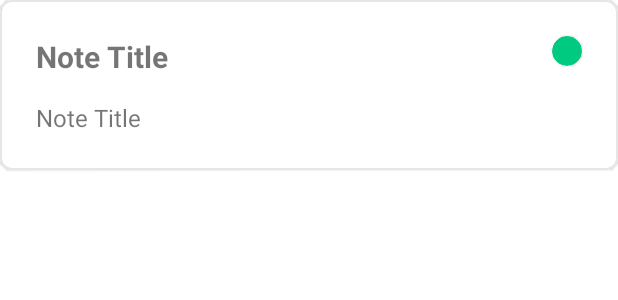
After one commit to rastetedev/TodoApp, an Android app: the layout item_todo.xml on its own in the app's theme, with its tools: preview values and no code run, on a phone screen of 412 x 824 dp. The commit adds this screen. Shown: the top 300 px of the screen. Run offline under Robolectric (Android 15) with nearby library versions, the phone set to English and light mode, and no system bars.

Commit message:
Display data in Recycler View

```diff
--- a/app/src/main/java/com/rastete/todoapp/data/repository/TodoRepository.kt
+++ b/app/src/main/java/com/rastete/todoapp/data/repository/TodoRepository.kt
@@ -7,9 +7,10 @@ import javax.inject.Inject
 
 class TodoRepository @Inject constructor(private val todoDao: TodoDao) {
 
-    fun getAllTodos(query: String, priority: Priority) =
+    /*fun getAllTodos(query: String, priority: Priority) =
         //todoDao.getAllTodos(query = query, sortBy = priority)
-        todoDao.getAllTodos(query = query)
+        todoDao.getAllTodos()*/
+    suspend fun getAllTodos() = todoDao.getAllTodos()
 
     fun getTodo(todoId: Int) = todoDao.getTodo(todoId)
 
--- a/app/src/main/res/layout/fragment_note_list.xml
+++ b/app/src/main/res/layout/fragment_note_list.xml
@@ -7,6 +7,7 @@
     tools:context=".presentation.features.note_list.NoteListFragment">
 
     <androidx.recyclerview.widget.RecyclerView
+        android:id="@+id/rv_todoList_noteListF"
         android:layout_width="0dp"
         android:layout_height="0dp"
         app:layout_constraintBottom_toBottomOf="parent"
@@ -15,6 +16,7 @@
         app:layout_constraintTop_toTopOf="parent" />
 
     <LinearLayout
+        android:id="@+id/ll_emptyData_noteListF"
         android:layout_width="0dp"
         android:layout_height="wrap_content"
         android:gravity="center"
--- /dev/null
+++ b/app/src/main/res/layout/item_todo.xml
@@ -0,0 +1,53 @@
+<?xml version="1.0" encoding="utf-8"?>
+<com.google.android.material.card.MaterialCardView xmlns:android="http://schemas.android.com/apk/res/android"
+    xmlns:app="http://schemas.android.com/apk/res-auto"
+    xmlns:tools="http://schemas.android.com/tools"
+    android:layout_width="match_parent"
+    android:layout_height="wrap_content"
+    app:cardCornerRadius="8dp"
+    app:strokeColor="@color/light_gray"
+    app:strokeWidth="1dp">
+
+    <androidx.constraintlayout.widget.ConstraintLayout
+        android:layout_width="match_parent"
+        android:layout_height="match_parent"
+        android:padding="8dp">
+
+        <com.google.android.material.card.MaterialCardView
+            android:id="@+id/cv_priorityIndicator_todoI"
+            android:layout_width="20dp"
+            android:layout_height="20dp"
+            android:layout_margin="16dp"
+            app:cardBackgroundColor="@color/green"
+            app:cardCornerRadius="20dp"
+            app:layout_constraintEnd_toEndOf="parent"
+            app:layout_constraintTop_toTopOf="parent" />
+
+        <androidx.appcompat.widget.AppCompatTextView
+            android:id="@+id/tv_title_todoI"
+            android:layout_width="0dp"
+            android:layout_height="wrap_content"
+            android:layout_margin="16dp"
+            android:textSize="20sp"
+            android:textStyle="bold"
+            app:layout_constraintEnd_toStartOf="@+id/cv_priorityIndicator_todoI"
+            app:layout_constraintStart_toStartOf="parent"
+            app:layout_constraintTop_toTopOf="parent"
+            tools:text="Note Title" />
+
+        <androidx.appcompat.widget.AppCompatTextView
+            android:id="@+id/tv_description_todoI"
+            android:layout_width="0dp"
+            android:layout_height="wrap_content"
+            android:layout_margin="16dp"
+            android:layout_marginBottom="16dp"
+            android:maxLines="6"
+            android:textSize="16sp"
+            app:layout_constraintBottom_toBottomOf="parent"
+            app:layout_constraintEnd_toEndOf="parent"
+            app:layout_constraintStart_toStartOf="parent"
+            app:layout_constraintTop_toBottomOf="@+id/tv_title_todoI"
+            tools:text="Note Title" />
+    </androidx.constraintlayout.widget.ConstraintLayout>
+
+</com.google.android.material.card.MaterialCardView>
```
Also changed, not shown: app/build.gradle (+0 -10 lines), app/src/main/java/com/rastete/todoapp/data/dao/TodoDao.kt (+5 -2 lines), app/src/main/java/com/rastete/todoapp/presentation/features/add_update_note/AddUpdateNoteFragment.kt (+7 -2 lines), app/src/main/java/com/rastete/todoapp/presentation/features/note_list/NoteListAdapter.kt (added, +53 -0 lines), app/src/main/java/com/rastete/todoapp/presentation/features/note_list/NoteListFragment.kt (+25 -0 lines), app/src/main/java/com/rastete/todoapp/presentation/features/note_list/NoteListViewModel.kt (+18 -0 lines).
